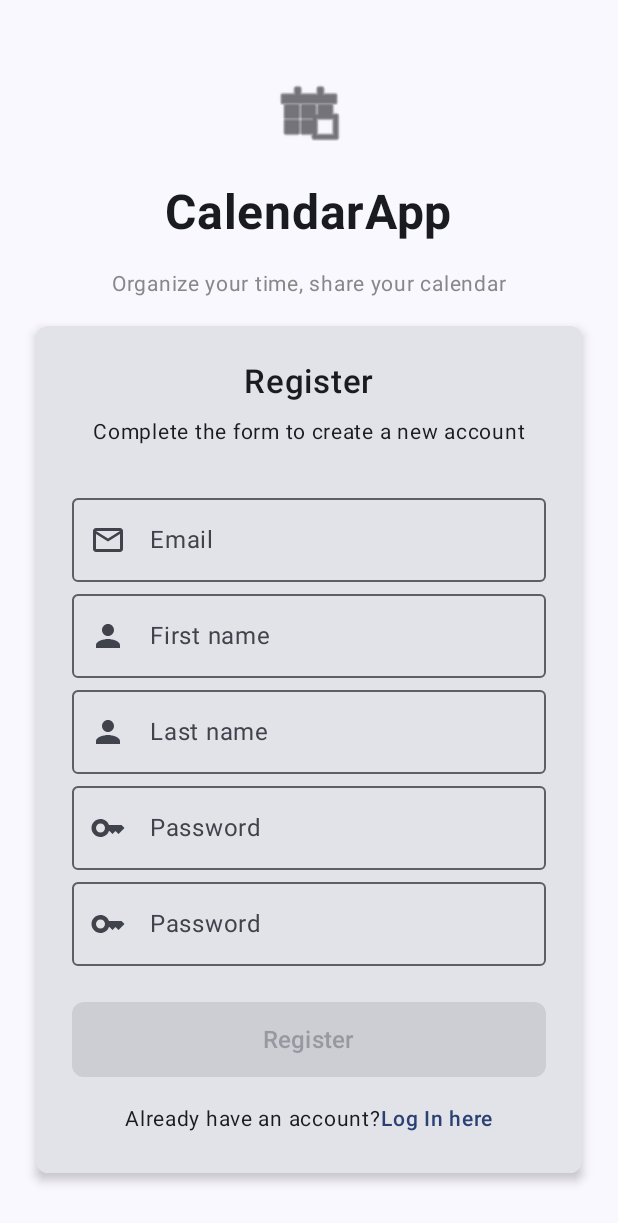
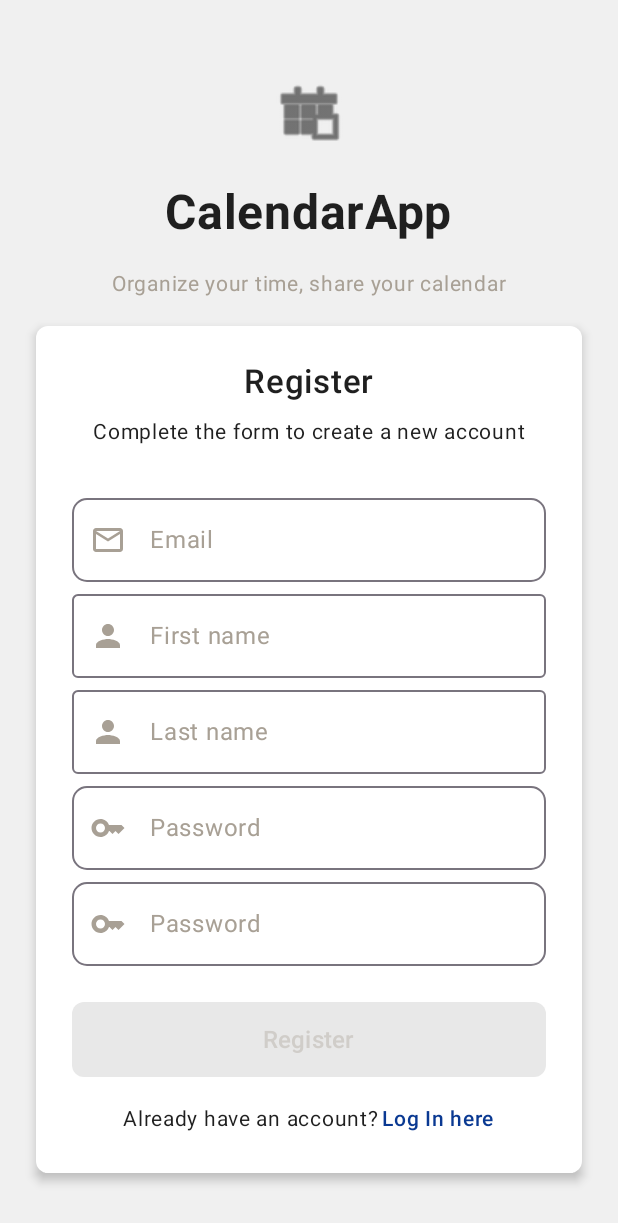
Before and after one commit to cristian9751/proyectodamcalendar, an Android app built with Jetpack Compose: the screen it shows after launch (MainActivity), after a tap on "Sign Up", on a phone screen of 412 x 824 dp. Shown: the top 1223 px of the screen. Run offline under Robolectric (Android 15) with nearby library versions, the phone set to English and light mode, and no system bars; our stand-ins replace Dagger/Hilt's generated code, livedata-compose; libraries missing offline, so code that uses them is left out: androidx.hilt.lifecycle, io.github.jan.supabase.

Commit message:
Añadido tema y pequeñas modifcaciones en los textos de la interfaz de usuario

```diff
--- a/app/src/main/java/com/cristian/calendarapp/MainActivity.kt
+++ b/app/src/main/java/com/cristian/calendarapp/MainActivity.kt
@@ -23,7 +23,10 @@ class MainActivity : ComponentActivity() {
         super.onCreate(savedInstanceState)
         enableEdgeToEdge()
         setContent {
-            CalendarAppTheme {
+            CalendarAppTheme(
+                dynamicColor = false
+            ) {
+
                 Surface(
                     modifier = Modifier.fillMaxSize(),
                     color = MaterialTheme.colorScheme.background
@@ -34,19 +37,3 @@ class MainActivity : ComponentActivity() {
         }
     }
 }
-
-@Composable
-fun Greeting(name: String, modifier: Modifier = Modifier) {
-    Text(
-        text = "Hello $name!",
-        modifier = modifier
-    )
-}
-
-@Preview(showBackground = true)
-@Composable
-fun GreetingPreview() {
-    CalendarAppTheme {
-        Greeting("Android")
-    }
-}
--- a/app/src/main/java/com/cristian/calendarapp/ui/theme/Color.kt
+++ b/app/src/main/java/com/cristian/calendarapp/ui/theme/Color.kt
@@ -1,11 +1,17 @@
 package com.cristian.calendarapp.ui.theme
 
 import androidx.compose.ui.graphics.Color
+val PrimaryBlue = Color(0xFF0A3992)
+val PrimaryBlueLight = Color(0xFF1C7FCE)
+val DarkBackground = Color(0xFF1C1E20)
+val CardBackgroundDark = Color(0xFF171B22)
 
-val Purple80 = Color(0xFFD0BCFF)
-val PurpleGrey80 = Color(0xFFCCC2DC)
-val Pink80 = Color(0xFFEFB8C8)
 
-val Purple40 = Color(0xFF6650a4)
-val PurpleGrey40 = Color(0xFF625b71)
-val Pink40 = Color(0xFF7D5260)
+val TextLight = Color.White
+val TextSecondaryDark = Color(0xFFA8A095)
+
+// --- Colores del Tema Claro (Light Theme) ---
+val LightBackground = Color(0xFFF0F0F0)
+val CardBackgroundLight = Color.White
+val TextDark = Color(0xFF1F1F1F)
+val TextSecondaryLight = Color(0xFF757575)
--- a/app/src/main/java/com/cristian/calendarapp/ui/theme/Theme.kt
+++ b/app/src/main/java/com/cristian/calendarapp/ui/theme/Theme.kt
@@ -1,6 +1,7 @@
 package com.cristian.calendarapp.ui.theme
 
 import android.app.Activity
+import android.hardware.lights.Light
 import android.os.Build
 import androidx.compose.foundation.isSystemInDarkTheme
 import androidx.compose.material3.MaterialTheme
@@ -12,15 +13,25 @@ import androidx.compose.runtime.Composable
 import androidx.compose.ui.platform.LocalContext
 
 private val DarkColorScheme = darkColorScheme(
-    primary = Purple80,
-    secondary = PurpleGrey80,
-    tertiary = Pink80
+    primary = PrimaryBlue,
+    secondary = PrimaryBlueLight,
+    background = DarkBackground,
+    surface = CardBackgroundDark,
+    onPrimary = TextLight,
+    onBackground = TextLight,
+    onSurface = TextLight,
+    onSurfaceVariant = TextSecondaryDark
 )
 
 private val LightColorScheme = lightColorScheme(
-    primary = Purple40,
-    secondary = PurpleGrey40,
-    tertiary = Pink40
+    primary = PrimaryBlue,
+    secondary = PrimaryBlue,
+    background = LightBackground,
+    surface = CardBackgroundLight,
+    onPrimary = TextLight,
+    onBackground = TextDark,
+    onSurface = TextDark,
+    onSurfaceVariant = TextSecondaryDark
 
     /* Other default colors to override
     background = Color(0xFFFFFBFE),
--- a/presentation/src/main/java/com/cristian/calendarapp/presentation/components/CardForm.kt
+++ b/presentation/src/main/java/com/cristian/calendarapp/presentation/components/CardForm.kt
@@ -9,6 +9,7 @@ import androidx.compose.foundation.shape.RoundedCornerShape
 import androidx.compose.material3.Button
 import androidx.compose.material3.Card
 import androidx.compose.material3.CardDefaults
+import androidx.compose.material3.MaterialTheme
 import androidx.compose.material3.Text
 import androidx.compose.runtime.Composable
 import androidx.compose.ui.Alignment
@@ -30,7 +31,10 @@ fun CardForm(
     Card(
         modifier = Modifier.fillMaxWidth(),
         shape = RoundedCornerShape(8.dp),
-        elevation = CardDefaults.cardElevation(4.dp)
+        elevation = CardDefaults.cardElevation(4.dp),
+        colors = CardDefaults.cardColors(
+            containerColor = MaterialTheme.colorScheme.surface
+        )
     ) {
         Column(
             modifier = Modifier.padding(24.dp),
--- a/presentation/src/main/java/com/cristian/calendarapp/presentation/components/CustomInputField.kt
+++ b/presentation/src/main/java/com/cristian/calendarapp/presentation/components/CustomInputField.kt
@@ -1,8 +1,10 @@
 package com.cristian.calendarapp.presentation.components
 
 import androidx.compose.foundation.layout.fillMaxWidth
+import androidx.compose.foundation.shape.RoundedCornerShape
 import androidx.compose.material3.MaterialTheme
 import androidx.compose.material3.OutlinedTextField
+import androidx.compose.material3.OutlinedTextFieldDefaults
 import androidx.compose.material3.Text
 import androidx.compose.runtime.Composable
 import androidx.compose.runtime.getValue
@@ -10,9 +12,12 @@ import androidx.compose.runtime.mutableStateOf
 import androidx.compose.runtime.remember
 import androidx.compose.runtime.setValue
 import androidx.compose.ui.Modifier
+import androidx.compose.ui.text.input.VisualTransformation
+import androidx.compose.ui.unit.dp
 
 @Composable
 fun CustomInputField(
+    visualTransformation: VisualTransformation = VisualTransformation.None,
     value : String,
     regex : Regex,
     label : String,
@@ -24,6 +29,7 @@ fun CustomInputField(
 ) {
     var isValid by remember { mutableStateOf(true) }
     OutlinedTextField(
+        visualTransformation = visualTransformation,
         value = value,
         onValueChange = { newValue : String ->
             isValid = if(newValue.isNotEmpty()) newValue.matches(regex) else true
@@ -37,7 +43,8 @@ fun CustomInputField(
         label = {
             Text(text = label)
         },
-        leadingIcon = leadingIcon
+        leadingIcon = leadingIcon,
+        shape = RoundedCornerShape(10.dp)
 
     )
 
--- a/presentation/src/main/java/com/cristian/calendarapp/presentation/components/IconWithText.kt
+++ b/presentation/src/main/java/com/cristian/calendarapp/presentation/components/IconWithText.kt
@@ -3,6 +3,7 @@ package com.cristian.calendarapp.presentation.components
 import androidx.compose.foundation.layout.padding
 import androidx.compose.foundation.layout.size
 import androidx.compose.material3.Icon
+import androidx.compose.material3.MaterialTheme
 import androidx.compose.material3.Text
 import androidx.compose.runtime.Composable
 import androidx.compose.ui.Modifier
@@ -34,6 +35,6 @@ fun IconWithText() {
     Text(
         text = stringResource(R.string.slogan),
         fontSize = 14.sp,
-        color = Color.Gray
+        color = MaterialTheme.colorScheme.onSurfaceVariant
     )
 }
--- a/presentation/src/main/java/com/cristian/calendarapp/presentation/components/PasswordInput.kt
+++ b/presentation/src/main/java/com/cristian/calendarapp/presentation/components/PasswordInput.kt
@@ -5,7 +5,10 @@ import androidx.compose.material.icons.Icons
 import androidx.compose.material.icons.filled.Key
 import androidx.compose.material3.Icon
 import androidx.compose.runtime.Composable
+import androidx.compose.ui.Modifier
 import androidx.compose.ui.res.stringResource
+import androidx.compose.ui.text.input.PasswordVisualTransformation
+import androidx.compose.ui.text.input.VisualTransformation
 import com.cristian.calendarapp.presentation.R
 
 @Composable
@@ -15,6 +18,7 @@ fun PasswordInputField(
     onValueChange : (String, Boolean) -> Unit
 ) {
     CustomInputField(
+        visualTransformation = PasswordVisualTransformation(mask = '*'),
         value = password,
         regex = Regex("""^(?=.*[a-z])(?=.*[A-Z])(?=.*[_\-@])[A-Za-z0-9_\-@]{8,16}$"""),
         label = stringResource(R.string.password_label),
--- a/presentation/src/main/java/com/cristian/calendarapp/presentation/screens/Login.kt
+++ b/presentation/src/main/java/com/cristian/calendarapp/presentation/screens/Login.kt
@@ -72,7 +72,9 @@ fun LoginScreen(navController: NavController) {
                 subtitle = stringResource(R.string.login_subtitle),
                 submitButtonLabel = stringResource(R.string.login),
                 footer = {
-                    Row {
+                    Row(
+                        horizontalArrangement = Arrangement.spacedBy(2.dp)
+                    ) {
                         Text(
                             text = stringResource(R.string.noaccount_question),
                             fontSize = 14.sp,
@@ -88,7 +90,7 @@ fun LoginScreen(navController: NavController) {
                             text = stringResource(R.string.signuphere_link),
                             fontSize = 14.sp,
                             fontWeight = FontWeight.SemiBold,
-                            color = MaterialTheme.colorScheme.primary
+                            color = MaterialTheme.colorScheme.secondary
                         )
                     }
                 },
--- a/presentation/src/main/java/com/cristian/calendarapp/presentation/screens/SignUp.kt
+++ b/presentation/src/main/java/com/cristian/calendarapp/presentation/screens/SignUp.kt
@@ -75,7 +75,9 @@ fun SignUpScreen(navController: NavController) {
                 subtitle = stringResource(R.string.registration_subtitle),
                 submitButtonLabel = stringResource(R.string.registration),
                 footer = {
-                    Row {
+                    Row(
+                        horizontalArrangement = Arrangement.spacedBy(2.dp)
+                    ) {
                         Text(
                             text = stringResource(R.string.alreadyaccount_question),
                             fontSize = 14.sp,
@@ -91,7 +93,7 @@ fun SignUpScreen(navController: NavController) {
                             text = stringResource(R.string.loginhere_link),
                             fontSize = 14.sp,
                             fontWeight = FontWeight.SemiBold,
-                            color = MaterialTheme.colorScheme.primary
+                            color = MaterialTheme.colorScheme.secondary
                         )
                     }
                 },
```
Also changed, not shown: 1 other file.
